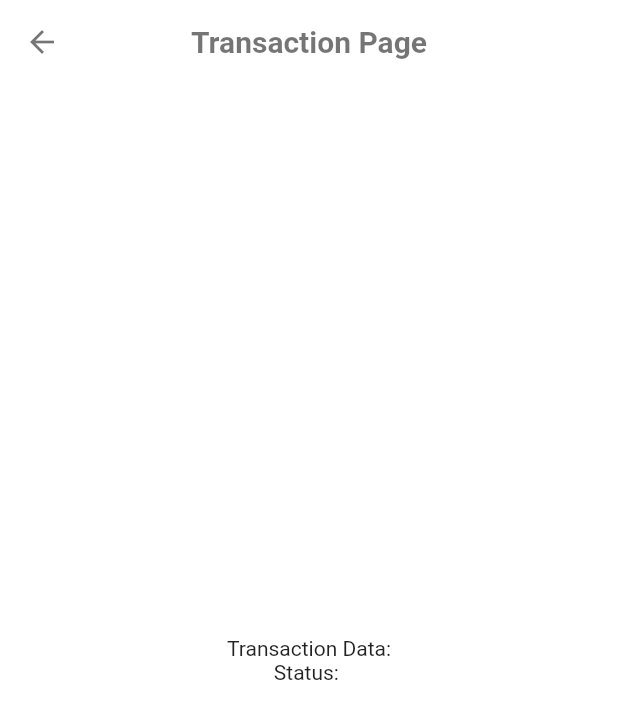
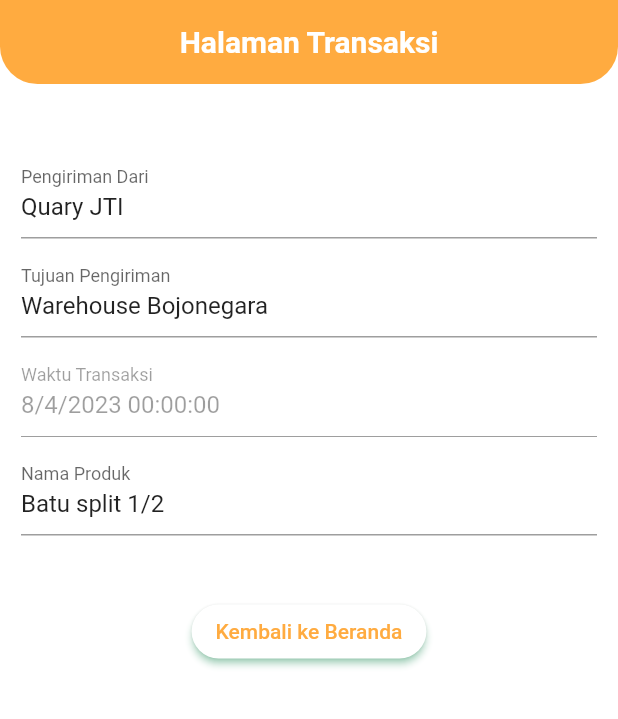
Before and after one commit to Psianturi/warehouse_driver, a Flutter app: the TransactionPage screen opened by its route, on a phone screen of 412 x 824 dp. Shown: the top 719 px of the screen. Run offline on Flutter 3.47's test engine with Material 2 defaults, Android fonts, the phone set to English and light mode, and no system bars; drawn by our look-alikes of flutter_form_builder; our stand-ins replace battery_plus, bottom_navy_bar, faker, flutter_local_notifications, flutter_staggered_animations, form_builder_validators and 4 more; missing offline and left inert: background_fetch, barcode_scan2; accounts and stored records are empty; Roboto replaces fonts that are missing (Poppins-Regular).

Commit message:
Updated codes

```diff
--- a/lib/ui/pages/scan_page/barcode_scanner.dart
+++ b/lib/ui/pages/scan_page/barcode_scanner.dart
@@ -31,8 +31,7 @@ class _ScanPageState extends State<ScanPage> {
           scannedBarcode = barcode;
         });
         print("BarcodeNYA: $scannedBarcode");
-        // Setelah scan selesai, pindah ke halaman transaksi
-        Navigator.pushReplacementNamed(context, '/transaction');
+
       } else {
         // Jika pengguna membatalkan scan, tampilkan dialog
         _showScanFailedDialog(context);
@@ -129,6 +128,7 @@ class _ScanPageState extends State<ScanPage> {
       if (response.statusCode == 200) {
         scanModel = ScanModel.fromJson(jsonResponse);
         print('Response status: ${response.statusCode}');
+        Navigator.pushReplacementNamed(context, '/transaction');
         return;
       } else if (response.statusCode == 400 &&
           jsonResponse['message'] == 'Pengiriman Sedang Berlangsung') {
@@ -136,6 +136,7 @@ class _ScanPageState extends State<ScanPage> {
       } else {
         // Handle other error cases
         _showErrorDialog();
+        return;
       }
     } catch (error) {
       _showErrorDialog();
--- a/lib/ui/pages/transaction/transaction_page.dart
+++ b/lib/ui/pages/transaction/transaction_page.dart
@@ -18,150 +18,151 @@ class _TransactionPageState extends State<TransactionPage> {
 
   ScanModel? response;
 
+//   @override
+//   Widget build(BuildContext context) {
+//     return Scaffold(
+//       appBar: AppBar(
+//         title: Text("Transaction Page"),
+//       ),
+//       body: Center(
+//         child: Column(
+//           mainAxisAlignment: MainAxisAlignment.center,
+//           crossAxisAlignment: CrossAxisAlignment.center,
+//           children: [
+//             Text("Transaction Data:"),
+//             Text("Status: ${response?.meta?.status ?? ''}"),
+//             // ... extract and display more data as needed ...
+//           ],
+//         ),
+//       ),
+//     );
+//   }
+// }
+
   @override
   Widget build(BuildContext context) {
     return Scaffold(
-      appBar: AppBar(
-        title: Text("Transaction Page"),
-      ),
-      body: Center(
-        child: Column(
-          mainAxisAlignment: MainAxisAlignment.center,
-          crossAxisAlignment: CrossAxisAlignment.center,
-          children: [
-            Text("Transaction Data:"),
-            Text("Status: ${response?.meta?.status ?? ''}"),
-            // ... extract and display more data as needed ...
-          ],
+      appBar: AppBar(title: const Text('Halaman Transaksi'),
+        titleTextStyle: const TextStyle(
+          color: Colors.white,
+          fontSize: 20,
+          fontWeight: FontWeight.bold,
+        ),
+        backgroundColor: Colors.orangeAccent,
+        automaticallyImplyLeading: false,
+        shape: const RoundedRectangleBorder(
+          borderRadius: BorderRadius.vertical(
+            bottom: Radius.circular(25),
+          ),
         ),
       ),
+      body: FormBuilder(
+          key: _formKey,
+          onChanged: () {
+            _formKey.currentState?.save();
+            debugPrint(_formKey.currentState!.value.toString());
+          },
+          autovalidateMode: AutovalidateMode.disabled,
+          skipDisabled: true,
+          child: SingleChildScrollView(
+            padding: const EdgeInsets.all(14),
+            child: Column(
+              children: <Widget>[
+                const SizedBox(height: 30),
+                FormBuilderTextField(
+                  name: 'from',
+                  textInputAction: TextInputAction.next,
+                  //when enter is pressed, it will go to the next field
+                  decoration:
+                  const InputDecoration(labelText: 'Pengiriman Dari'),
+                  initialValue: 'Quary JTI',
+                  readOnly: true,
+                  validator: FormBuilderValidators.compose([
+                    FormBuilderValidators.required(),
+                  ]),
+                ),
+                const SizedBox(height: 7),
+                FormBuilderTextField(
+                  name: 'to',
+                  textInputAction: TextInputAction.next,
+                  //when enter is pressed, it will go to the next field
+                  decoration:
+                  const InputDecoration(labelText: 'Tujuan Pengiriman'),
+                  initialValue: 'Warehouse Bojonegara',
+                  readOnly: true,
+                  validator: FormBuilderValidators.compose([
+                    FormBuilderValidators.required(),
+                  ]),
+                ),
+                const SizedBox(height: 7),
+                FormBuilderDateTimePicker(
+                  name: 'date',
+                  initialEntryMode: DatePickerEntryMode.calendar,
+                  // initialValue: DateTime.now(),
+                  initialValue: DateTime(2023, 8, 4),
+                  enabled: false,
+                  inputType: InputType.both,
+                  decoration: const InputDecoration(
+                    labelText: 'Waktu Transaksi',
+                    // suffixIcon: IconButton(
+                    //   icon: const Icon(Icons.close),
+                    //   onPressed: () {
+                    //     _formKey.currentState!.fields['date']?.didChange(null);
+                    //   },
+                    // ),
+                  ),
+                  initialTime: const TimeOfDay(hour: 8, minute: 0),
+                  // locale: const Locale.fromSubtags(languageCode: 'fr'),
+                ),
+                const SizedBox(height: 7),
+                FormBuilderTextField(
+                  name: 'produk',
+                  textInputAction: TextInputAction.next,
+                  //when enter is pressed, it will go to the next field
+                  decoration:
+                  const InputDecoration(labelText: 'Nama Produk'),
+                  initialValue: 'Batu split 1/2',
+                  readOnly: true,
+                  validator: FormBuilderValidators.compose([
+                    FormBuilderValidators.required(),
+                  ]),
+                ),
+                const SizedBox(height: 40),
+
+                ElevatedButton(onPressed:
+                () {
+                  Navigator.pushNamed(context, '/bottom-menu',
+                  );
+                  // ScaffoldMessenger.of(context).showSnackBar(
+                  //     const SnackBar(
+                  //   content: Text("Scan Kembali untuk menyelesaikan transaksi"),
+                  //   backgroundColor: Colors.blueAccent,
+                  //   shape: RoundedRectangleBorder(
+                  //     borderRadius: BorderRadius.all(Radius.circular(22)),
+                  //   ),
+                  //   showCloseIcon: true,
+                  //   duration: Duration(seconds: 5),
+                  // ));
+
+                },
+                  style: ElevatedButton.styleFrom(
+                    foregroundColor: Colors.orangeAccent,
+                    shadowColor: Colors.greenAccent,
+                    backgroundColor: Colors.white,
+                    shape: RoundedRectangleBorder(
+                      borderRadius: BorderRadius.circular(30.0),
+                    ),
+                  ),
+                  child: const Text('Kembali ke Beranda'),
+                ),
+
+                const SizedBox(height: 20),
+
+
+              ],
+            ),
+          )),
+
     );
   }
 }
-
-  // @override
-  // Widget build(BuildContext context) {
-  //   return Scaffold(
-  //     appBar: AppBar(title: const Text('Halaman Transaksi'),
-  //       titleTextStyle: const TextStyle(
-  //         color: Colors.white,
-  //         fontSize: 20,
-  //         fontWeight: FontWeight.bold,
-  //       ),
-  //       backgroundColor: Colors.orangeAccent,
-  //       automaticallyImplyLeading: false,
-  //       shape: const RoundedRectangleBorder(
-  //         borderRadius: BorderRadius.vertical(
-  //           bottom: Radius.circular(25),
-  //         ),
-  //       ),
-  //     ),
-  //     body: FormBuilder(
-  //         key: _formKey,
-  //         onChanged: () {
-  //           _formKey.currentState?.save();
-  //           debugPrint(_formKey.currentState!.value.toString());
-  //         },
-  //         autovalidateMode: AutovalidateMode.disabled,
-  //         skipDisabled: true,
-  //         child: SingleChildScrollView(
-  //           padding: const EdgeInsets.all(14),
-  //           child: Column(
-  //             children: <Widget>[
-  //               const SizedBox(height: 30),
-  //               FormBuilderTextField(
-  //                 name: 'from',
-  //                 textInputAction: TextInputAction.next,
-  //                 //when enter is pressed, it will go to the next field
-  //                 decoration:
-  //                 const InputDecoration(labelText: 'Pengiriman Dari'),
-  //                 initialValue: 'Quary JTI',
-  //                 readOnly: true,
-  //                 validator: FormBuilderValidators.compose([
-  //                   FormBuilderValidators.required(),
-  //                 ]),
-  //               ),
-  //               const SizedBox(height: 7),
-  //               FormBuilderTextField(
-  //                 name: 'to',
-  //                 textInputAction: TextInputAction.next,
-  //                 //when enter is pressed, it will go to the next field
-  //                 decoration:
-  //                 const InputDecoration(labelText: 'Tujuan Pengiriman'),
-  //                 initialValue: 'Warehouse Bojonegara',
-  //                 readOnly: true,
-  //                 validator: FormBuilderValidators.compose([
-  //                   FormBuilderValidators.required(),
-  //                 ]),
-  //               ),
-  //               const SizedBox(height: 7),
-  //               FormBuilderDateTimePicker(
-  //                 name: 'date',
-  //                 initialEntryMode: DatePickerEntryMode.calendar,
-  //                 // initialValue: DateTime.now(),
-  //                 initialValue: DateTime(2023, 8, 4),
-  //                 enabled: false,
-  //                 inputType: InputType.both,
-  //                 decoration: const InputDecoration(
-  //                   labelText: 'Waktu Transaksi',
-  //                   // suffixIcon: IconButton(
-  //                   //   icon: const Icon(Icons.close),
-  //                   //   onPressed: () {
-  //                   //     _formKey.currentState!.fields['date']?.didChange(null);
-  //                   //   },
-  //                   // ),
-  //                 ),
-  //                 initialTime: const TimeOfDay(hour: 8, minute: 0),
-  //                 // locale: const Locale.fromSubtags(languageCode: 'fr'),
-  //               ),
-  //               const SizedBox(height: 7),
-  //               FormBuilderTextField(
-  //                 name: 'produk',
-  //                 textInputAction: TextInputAction.next,
-  //                 //when enter is pressed, it will go to the next field
-  //                 decoration:
-  //                 const InputDecoration(labelText: 'Nama Produk'),
-  //                 initialValue: 'Batu split 1/2',
-  //                 readOnly: true,
-  //                 validator: FormBuilderValidators.compose([
-  //                   FormBuilderValidators.required(),
-  //                 ]),
-  //               ),
-  //               const SizedBox(height: 40),
-  //
-  //               ElevatedButton(onPressed:
-  //               () {
-  //                 Navigator.pushNamed(context, '/bottom-menu',
-  //                 );
-  //                 // ScaffoldMessenger.of(context).showSnackBar(
-  //                 //     const SnackBar(
-  //                 //   content: Text("Scan Kembali untuk menyelesaikan transaksi"),
-  //                 //   backgroundColor: Colors.blueAccent,
-  //                 //   shape: RoundedRectangleBorder(
-  //                 //     borderRadius: BorderRadius.all(Radius.circular(22)),
-  //                 //   ),
-  //                 //   showCloseIcon: true,
-  //                 //   duration: Duration(seconds: 5),
-  //                 // ));
-  //
-  //               },
-  //                 style: ElevatedButton.styleFrom(
-  //                   foregroundColor: Colors.orangeAccent,
-  //                   shadowColor: Colors.greenAccent,
-  //                   backgroundColor: Colors.white,
-  //                   shape: RoundedRectangleBorder(
-  //                     borderRadius: BorderRadius.circular(30.0),
-  //                   ),
-  //                 ),
-  //                 child: const Text('Kembali ke Beranda'),
-  //               ),
-  //
-  //               const SizedBox(height: 20),
-  //
-  //
-  //             ],
-  //           ),
-  //         )),
-  //
-  //   );
-  // }
```
